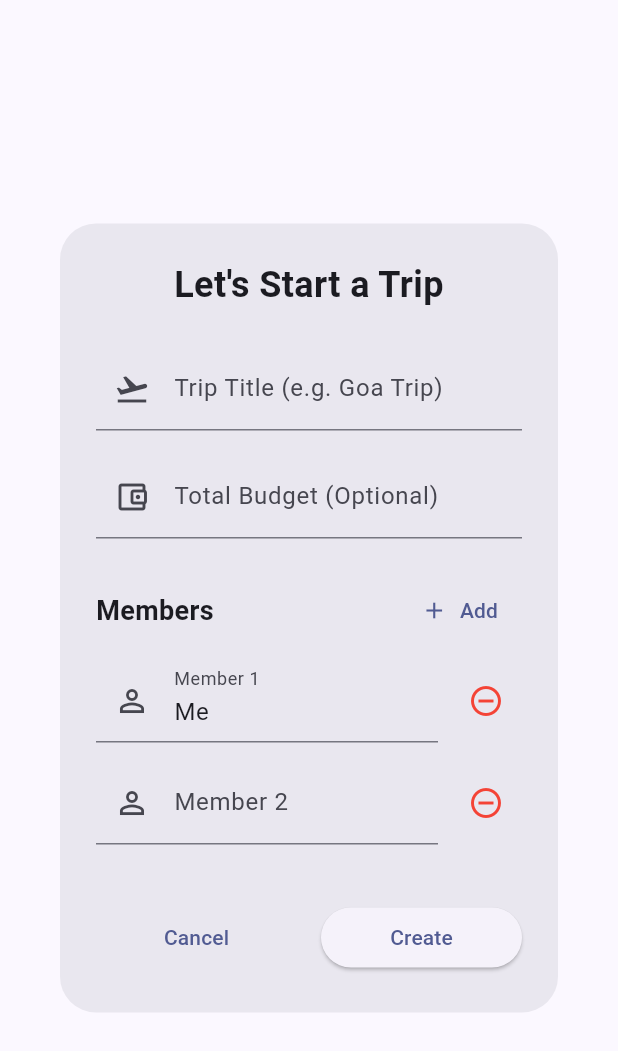
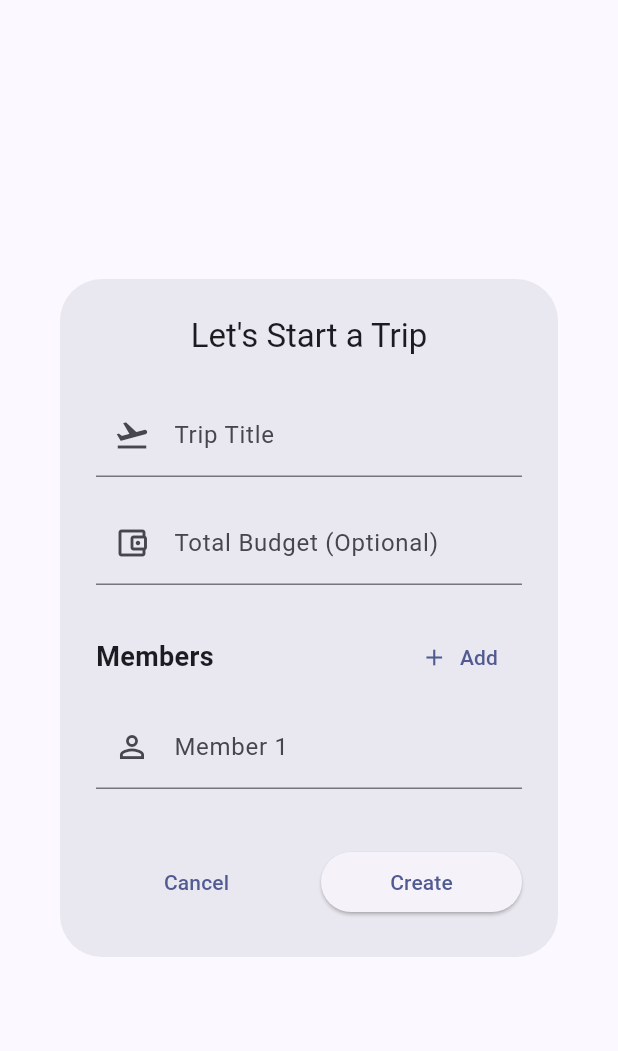
Before and after one commit to kulothunganug/split_trip_expenses, a Flutter app: the CreateTripDialog widget shown alone on an empty page, opened directly, on a phone screen of 412 x 824 dp. Shown: the top 1051 px of the screen. Run offline on Flutter 3.47's test engine with Material 3 defaults, Android fonts, the phone set to English and light mode, and no system bars; our stand-ins replace drift, file_picker, fl_chart, share_plus, shared_preferences; accounts and stored records are empty; generated files the repository leaves out were written again.

Commit message:
update ui layout

```diff
--- a/lib/widgets/create_trip_dialog.dart
+++ b/lib/widgets/create_trip_dialog.dart
@@ -1,4 +1,5 @@
 import 'package:flutter/material.dart';
+import 'package:flutter/services.dart';
 import 'package:provider/provider.dart';
 import '../database/drift_database.dart';
 import '../providers/trips_provider.dart';
@@ -45,10 +46,7 @@ class _CreateTripDialogState extends State<CreateTripDialog> {
         }
       }
     } else {
-      _memberFields.addAll([
-        _MemberField(controller: TextEditingController(text: 'Me')),
-        _MemberField(controller: TextEditingController()),
-      ]);
+      _memberFields.addAll([_MemberField(controller: TextEditingController())]);
     }
   }
 
@@ -150,7 +148,6 @@ class _CreateTripDialogState extends State<CreateTripDialog> {
   @override
   Widget build(BuildContext context) {
     return Dialog(
-      shape: RoundedRectangleBorder(borderRadius: BorderRadius.circular(24)),
       child: SafeArea(
         child: SingleChildScrollView(
           padding: const EdgeInsets.all(24),
@@ -162,10 +159,7 @@ class _CreateTripDialogState extends State<CreateTripDialog> {
               children: [
                 Text(
                   _isEdit ? 'Edit Trip' : 'Let\'s Start a Trip',
-                  style: const TextStyle(
-                    fontSize: 24,
-                    fontWeight: FontWeight.bold,
-                  ),
+                  style: Theme.of(context).textTheme.titleLarge,
                   textAlign: TextAlign.center,
                 ),
                 const SizedBox(height: 24),
@@ -174,7 +168,7 @@ class _CreateTripDialogState extends State<CreateTripDialog> {
                 TextFormField(
                   controller: _titleController,
                   decoration: const InputDecoration(
-                    labelText: 'Trip Title (e.g. Goa Trip)',
+                    labelText: 'Trip Title',
                     prefixIcon: Icon(Icons.flight_takeoff),
                   ),
                   validator: (v) =>
@@ -188,6 +182,7 @@ class _CreateTripDialogState extends State<CreateTripDialog> {
                   keyboardType: const TextInputType.numberWithOptions(
                     decimal: true,
                   ),
+                  inputFormatters: [FilteringTextInputFormatter.digitsOnly],
                   decoration: const InputDecoration(
                     labelText: 'Total Budget (Optional)',
                     prefixIcon: Icon(Icons.account_balance_wallet_outlined),
```
Also changed, not shown: lib/screens/home_screen.dart (+2 -39 lines), lib/widgets/add_expense_dialog.dart (+11 -4 lines).
